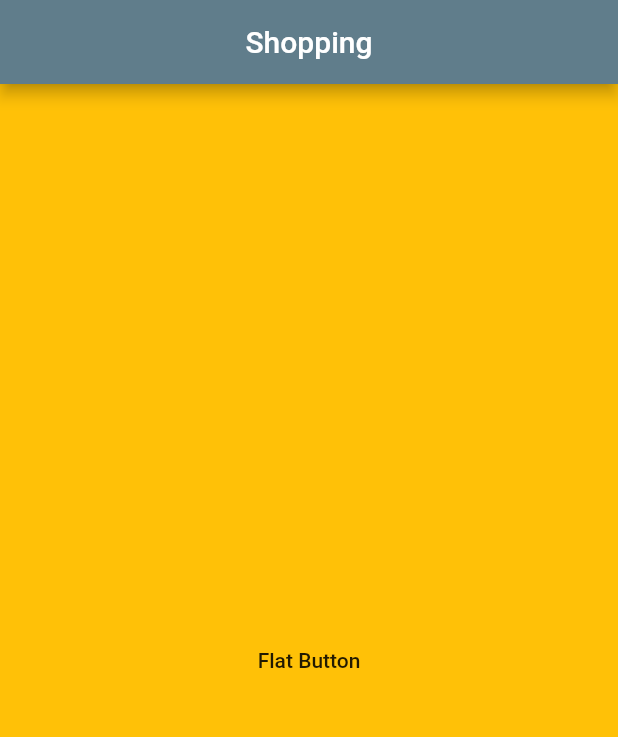
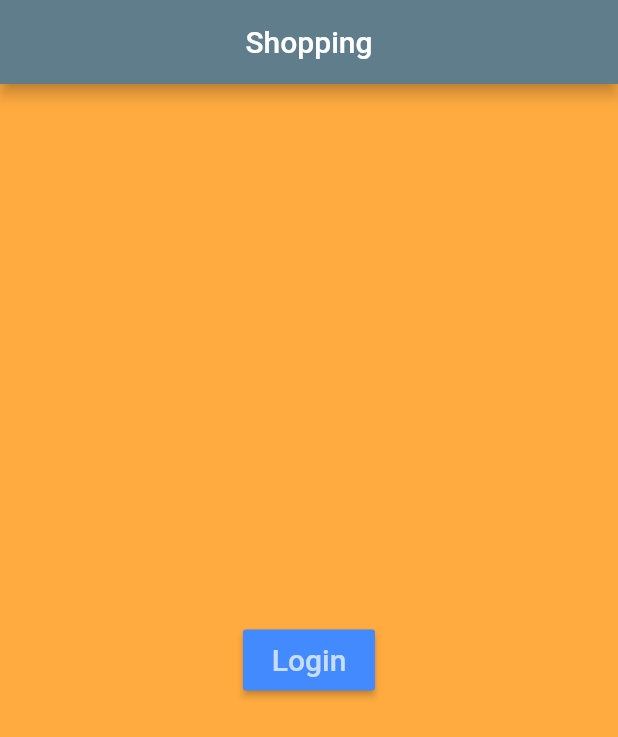
Before and after one commit to ForgetfulDev/Shopping-Flutter, a Flutter app: the screen it shows after launch, on a phone screen of 412 x 824 dp. Shown: the top 737 px of the screen. Run offline on Flutter 3.47's test engine with Material 2 defaults, Android fonts, the phone set to English and light mode, and no system bars.

Commit message:
Removed env plugin and changed button
Signed-off-by: Wesley Wichman <wesley@povo.co.nz>

```diff
--- a/lib/main.dart
+++ b/lib/main.dart
@@ -1,13 +1,11 @@
 import 'dart:io';
 
 import 'package:flutter/material.dart';
-import 'package:flutter_dotenv/flutter_dotenv.dart';
 
-Future main() async {
-  await DotEnv().load('.env');
+void main() {
   runApp(MaterialApp(
     home: Scaffold(
-      backgroundColor: Colors.amber,
+      backgroundColor: Colors.orangeAccent,
       appBar: AppBar(
         centerTitle: true,
         title: Text('Shopping'),
@@ -26,16 +24,20 @@ class LoginPage extends StatelessWidget {
         children: [
           Expanded(
             child: Center(
-              child: FlatButton(
+              child: RaisedButton(
+                color: Colors.blueAccent,
+                textColor: Colors.white70,
                 onPressed: () {
-                  stderr.writeln('print me');
+                  print('show the text');
                 },
+                padding: const EdgeInsets.all(8.8),
                 child: Text(
-                  "Flat Button",
+                  "Login",
+                  style: TextStyle(fontSize: 20.0),
                 ),
               ),
             ),
-          )
+          ),
         ],
       ),
     );
--- a/pubspec.yaml
+++ b/pubspec.yaml
@@ -20,11 +20,7 @@ version: 1.0.0+1
 environment:
   sdk: ">=2.7.0 <3.0.0"
 
-assets:
-  - .env
-
 dependencies:
-  flutter_dotenv: ^2.1.0
   flutter:
     sdk: flutter
 
```
Also changed, not shown: pubspec.lock.
